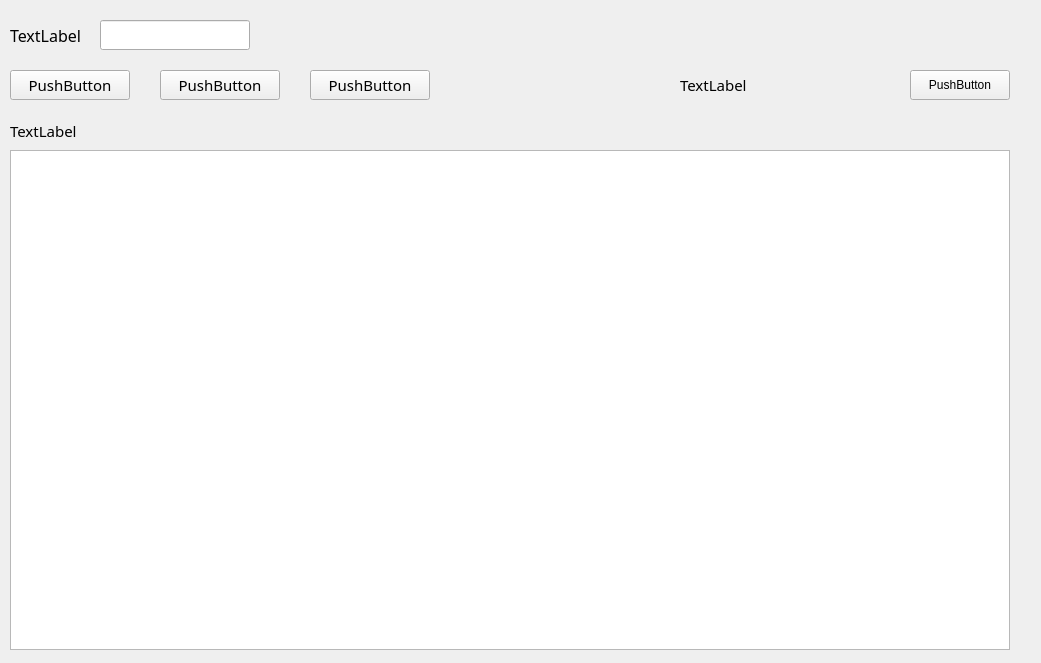
Aloereed/Flightman_Client_DATA130039, file flight_inquiry_flightid.ui: the form before one commit.
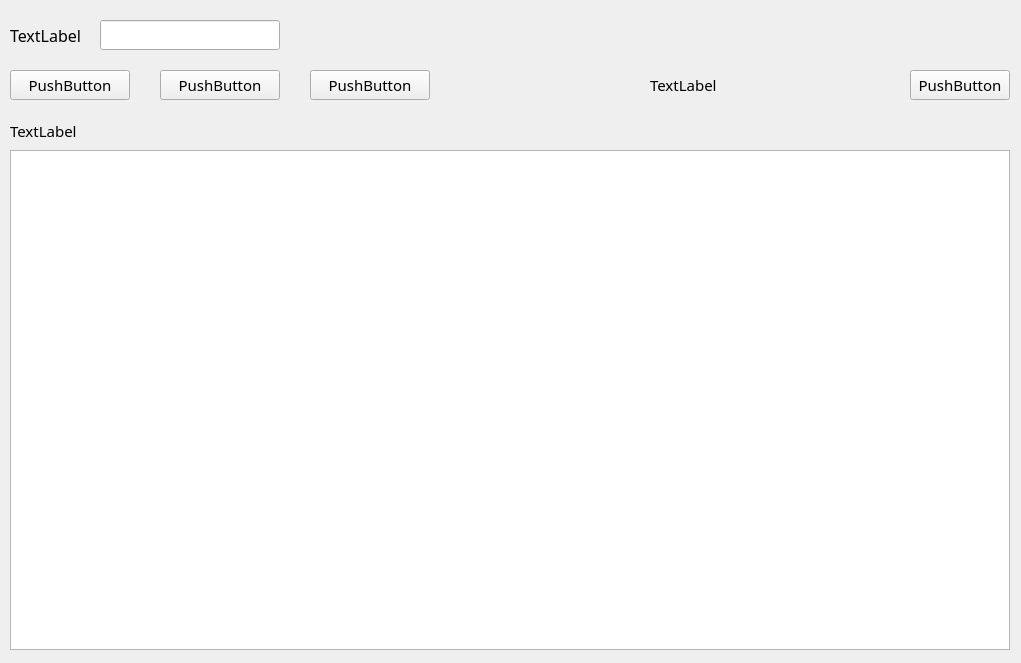
The form after the commit. Icons and pictures are not drawn.

Commit message: 把inquiry一词都换成了query（前者更偏向于调查，google以后发现都是用enquiry/query）； 解决一些ui当中的小问题； 解决浅色模式下鼠标放置在按钮上不会变色的问题。

What changed in the file:
```diff
--- a/flight_inquiry_flightid.ui
+++ b/flight_inquiry_flightid.ui
@@ -6,7 +6,7 @@
    <rect>
     <x>0</x>
     <y>0</y>
-    <width>1041</width>
+    <width>1021</width>
     <height>663</height>
    </rect>
   </property>
@@ -45,9 +45,9 @@
   <widget class="QLabel" name="UserStatus">
    <property name="geometry">
     <rect>
-     <x>680</x>
+     <x>650</x>
      <y>70</y>
-     <width>201</width>
+     <width>231</width>
      <height>30</height>
     </rect>
    </property>
@@ -70,6 +70,12 @@
      <height>30</height>
     </rect>
    </property>
+   <property name="font">
+    <font>
+     <family>Yu Gothic UI Semilight</family>
+     <pointsize>11</pointsize>
+    </font>
+   </property>
    <property name="text">
     <string>PushButton</string>
    </property>
@@ -136,7 +142,7 @@
     <rect>
      <x>100</x>
      <y>20</y>
-     <width>150</width>
+     <width>180</width>
      <height>30</height>
     </rect>
    </property>
```
Left out of the diff: 10 changed lines with no effect on the pictures. The commit also changes 3 other files.
